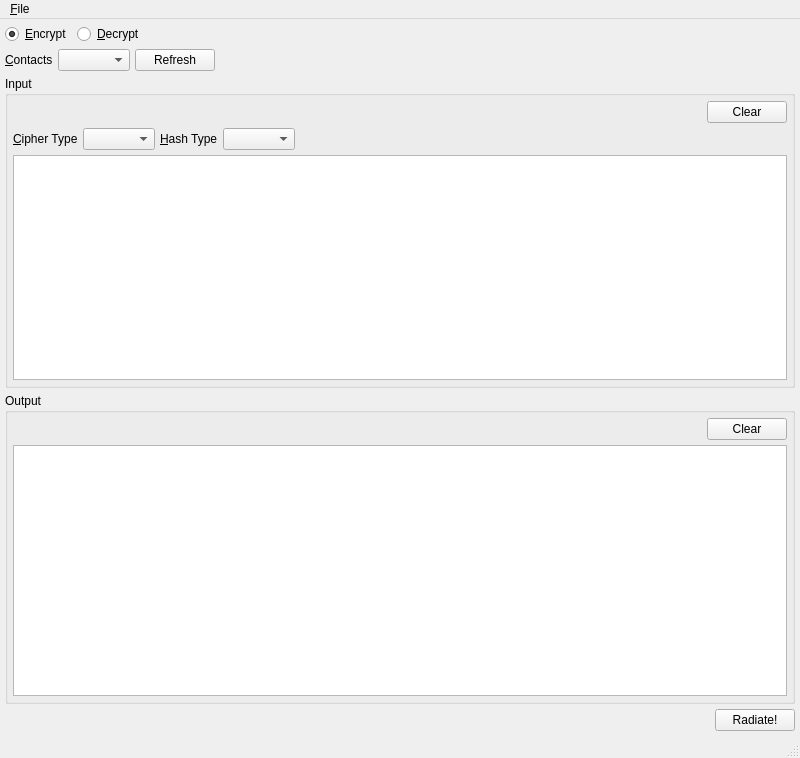
This is UI/rosetta.ui in xloem/spot-on-svn as Qt 5 draws it before an edit. The edited form follows.
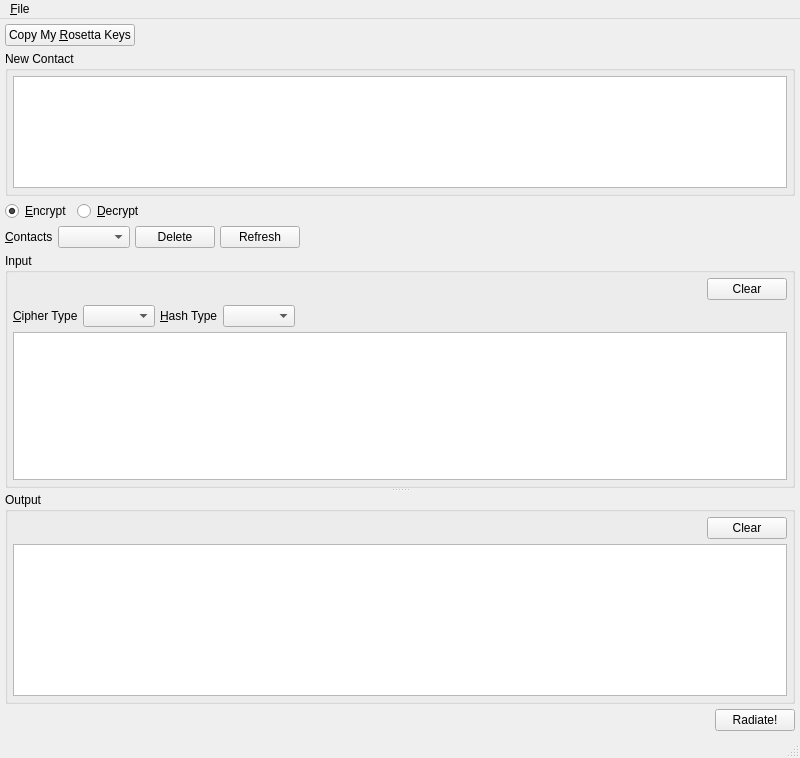
This is the edited form. Icons and pictures are not drawn.

```diff
--- a/UI/rosetta.ui
+++ b/UI/rosetta.ui
@@ -25,6 +25,51 @@
     <property name="margin">
      <number>5</number>
     </property>
+    <item>
+     <layout class="QHBoxLayout" name="horizontalLayout_7">
+      <property name="spacing">
+       <number>5</number>
+      </property>
+      <item>
+       <widget class="QPushButton" name="copy">
+        <property name="text">
+         <string>Copy My &amp;Rosetta Keys</string>
+        </property>
+       </widget>
+      </item>
+      <item>
+       <spacer name="horizontalSpacer_7">
+        <property name="orientation">
+         <enum>Qt::Horizontal</enum>
+        </property>
+        <property name="sizeHint" stdset="0">
+         <size>
+          <width>40</width>
+          <height>20</height>
+         </size>
+        </property>
+       </spacer>
+      </item>
+     </layout>
+    </item>
+    <item>
+     <widget class="QGroupBox" name="groupBox_3">
+      <property name="title">
+       <string>New Contact</string>
+      </property>
+      <layout class="QVBoxLayout" name="verticalLayout_4">
+       <property name="spacing">
+        <number>5</number>
+       </property>
+       <property name="margin">
+        <number>5</number>
+       </property>
+       <item>
+        <widget class="QTextEdit" name="newContact"/>
+       </item>
+      </layout>
+     </widget>
+    </item>
     <item>
      <layout class="QHBoxLayout" name="horizontalLayout_5">
       <property name="spacing">
@@ -84,6 +129,13 @@
         </property>
        </widget>
       </item>
+      <item>
+       <widget class="QPushButton" name="pushButton_2">
+        <property name="text">
+         <string>Delete</string>
+        </property>
+       </widget>
+      </item>
       <item>
        <widget class="QPushButton" name="refresh">
         <property name="text">
@@ -107,6 +159,10 @@
      </layout>
     </item>
     <item>
+     <widget class="QSplitter" name="splitter">
+      <property name="orientation">
+       <enum>Qt::Vertical</enum>
+      </property>
      <widget class="QGroupBox" name="groupBox">
       <property name="title">
        <string>Input</string>
@@ -204,8 +260,6 @@
        </item>
       </layout>
      </widget>
-    </item>
-    <item>
      <widget class="QGroupBox" name="groupBox_2">
       <property name="title">
        <string>Output</string>
@@ -249,6 +303,7 @@
        </item>
       </layout>
      </widget>
+     </widget>
     </item>
     <item>
      <layout class="QHBoxLayout" name="horizontalLayout_6">
```
Left out of the diff: 3 changed lines with no effect on the pictures. Lines whose indentation alone changed are shown as unchanged.
